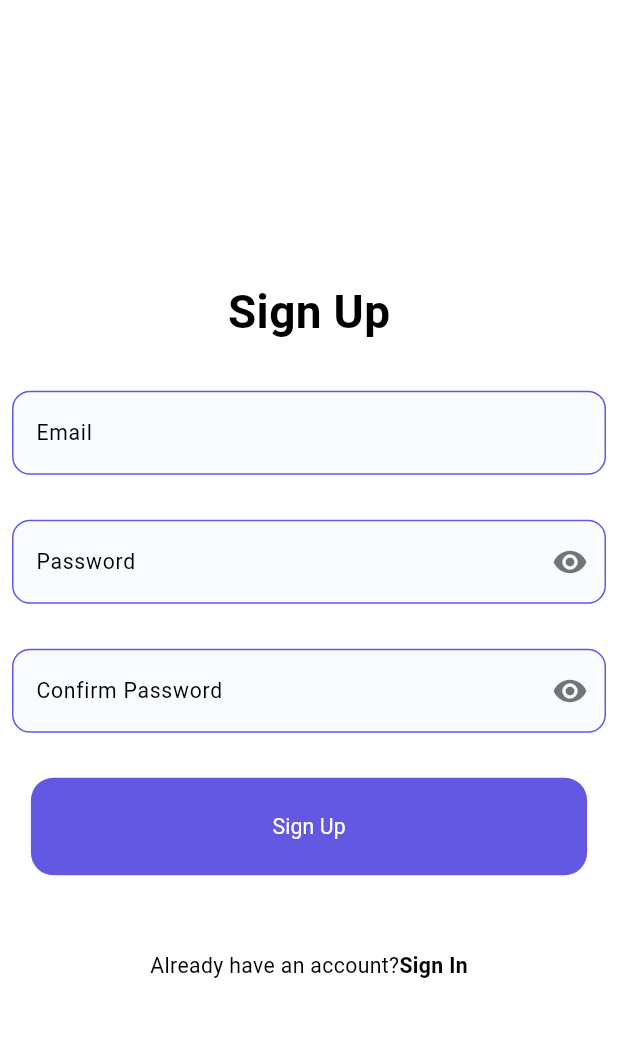
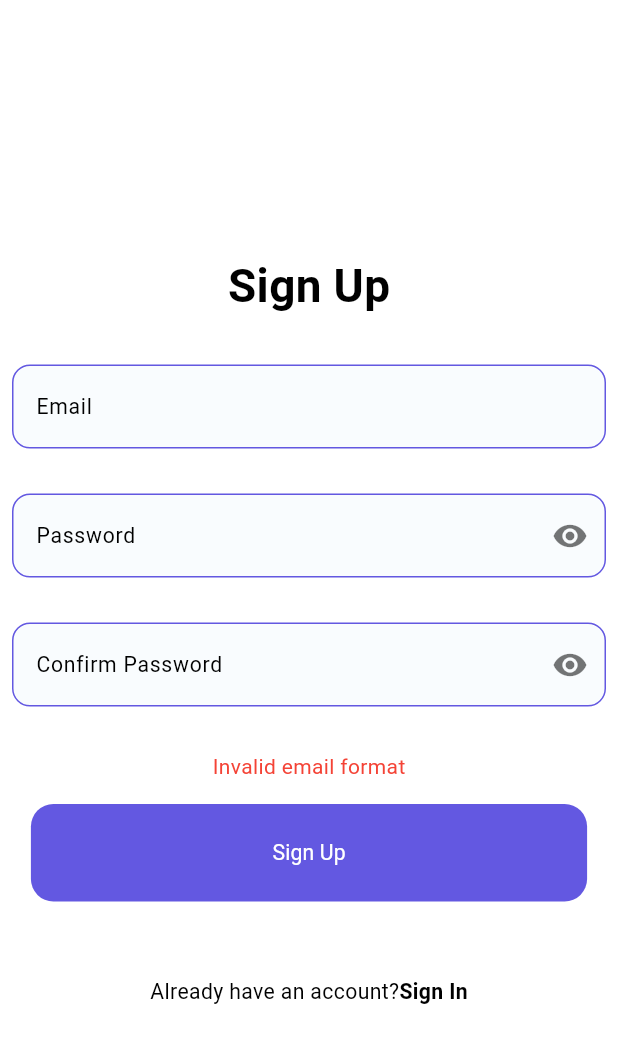
Before and after one commit to Mohamedgamaal16/code_alpha_fitness_app, a Flutter app: the SignUpView screen opened by its route, after a tap on "Sign Up", on a phone screen of 412 x 824 dp. Shown: the top 1043 px of the screen. Run offline on Flutter 3.47's test engine with Material 3 defaults, Android fonts, the light colour scheme and no system bars; our stand-ins replace animated_text_kit, bloc, dartz, firebase_auth, firebase_core, flutter_bloc and 6 more; accounts and stored records are empty; Roboto replaces fonts that are missing (NotoSansKR).

Commit message:
auth done ui and logic and islogged in and is onBoarding done to enhance user exp

```diff
--- a/lib/features/auth/data/repos/auth_repo_imbl.dart
+++ b/lib/features/auth/data/repos/auth_repo_imbl.dart
@@ -1,26 +1,36 @@
 import 'package:dartz/dartz.dart';
 import 'package:firebase_auth/firebase_auth.dart';
 import 'package:fitness_app/features/auth/data/repos/auth_repo.dart';
+import 'package:get_it/get_it.dart';
+import 'package:shared_preferences/shared_preferences.dart';
 
 class AuthRepoImpl implements AuthRepository {
   final FirebaseAuth auth = FirebaseAuth.instance;
+  final SharedPreferences sharedPreferences = GetIt.instance<SharedPreferences>();
 
   @override
-  Future<Either<String,String>> signUp(
-      {required String email, required String password, required String confirmPassword}) async {
-    // Validate email format
+  Future<Either<String, String>> signUp({
+    required String email,
+    required String password,
+    required String confirmPassword,
+  }) async {
     if (!_isValidEmail(email)) {
-      return left("Invalid email format") ;
+      return left("Invalid email format");
     }
 
-    // Check if passwords match
     if (password != confirmPassword) {
       return left("Passwords do not match");
     }
 
     try {
       final UserCredential response = await auth.createUserWithEmailAndPassword(
-          email: email, password: password);
+        email: email,
+        password: password,
+      );
+
+      // Mark user as logged in
+      await sharedPreferences.setBool('isLoggedIn', true);
+
       return right("Sign-up successful: ${response.user?.email}");
     } on FirebaseAuthException catch (e) {
       return left(_handleFirebaseAuthException(e));
@@ -30,7 +40,7 @@ class AuthRepoImpl implements AuthRepository {
   }
 
   @override
-  Future<Either<String,String>> resetPassword({required String email}) async {
+  Future<Either<String, String>> resetPassword({required String email}) async {
     if (!_isValidEmail(email)) {
       return left("Invalid email format");
     }
@@ -46,15 +56,23 @@ class AuthRepoImpl implements AuthRepository {
   }
 
   @override
-  Future<Either<String,String>> signIn(
-      {required String email, required String password}) async {
+  Future<Either<String, String>> signIn({
+    required String email,
+    required String password,
+  }) async {
     if (!_isValidEmail(email)) {
       return left("Invalid email format");
     }
 
     try {
       final UserCredential response = await auth.signInWithEmailAndPassword(
-          email: email, password: password);
+        email: email,
+        password: password,
+      );
+
+      // Mark user as logged in
+      await sharedPreferences.setBool('isLoggedIn', true);
+
       return right("Sign-in successful: ${response.user?.email}");
     } on FirebaseAuthException catch (e) {
       return left(_handleFirebaseAuthException(e));
@@ -63,13 +81,12 @@ class AuthRepoImpl implements AuthRepository {
     }
   }
 
-  // Utility method to validate email format
   bool _isValidEmail(String email) {
-    final emailRegex = RegExp(r"^[a-zA-Z0-9.a-zA-Z0-9.!#$%&'*+/=?^_`{|}~-]+@[a-zA-Z0-9]+\.[a-zA-Z]+");
+    final emailRegex = RegExp(
+        r"^[a-zA-Z0-9.a-zA-Z0-9.!#$%&'*+/=?^_`{|}~-]+@[a-zA-Z0-9]+\.[a-zA-Z]+");
     return emailRegex.hasMatch(email);
   }
 
-  // Utility method to handle FirebaseAuthException
   String _handleFirebaseAuthException(FirebaseAuthException e) {
     switch (e.code) {
       case 'invalid-email':
--- a/lib/features/auth/presention/view/widgets/sign_up_view_body.dart
+++ b/lib/features/auth/presention/view/widgets/sign_up_view_body.dart
@@ -3,6 +3,7 @@ import 'package:fitness_app/core/utils/app_styles.dart';
 import 'package:fitness_app/core/widgets/custom_button.dart';
 import 'package:fitness_app/core/widgets/custom_input_field.dart';
 import 'package:fitness_app/core/widgets/custom_sign_footer.dart';
+import 'package:fitness_app/core/widgets/loading_indicator.dart';
 import 'package:fitness_app/features/auth/presention/view_model/cubit/auth_cubit.dart';
 import 'package:flutter/material.dart';
 import 'package:flutter_bloc/flutter_bloc.dart';
@@ -13,17 +14,11 @@ class SignUpViewBody extends StatelessWidget {
 
   @override
   Widget build(BuildContext context) {
-
     return BlocConsumer<AuthCubit, AuthState>(
       listener: (context, state) {
         if (state is AuthSuccess) {
-          GoRouter.of(context).push(AppRouter.kHomeView);
-        } else if (state is AuthFailure) {
-          ScaffoldMessenger.of(context).showSnackBar(
-            SnackBar(
-              content: Text(state.error),
-            ),
-          );
+
+          GoRouter.of(context).pushReplacement(AppRouter.kHomeView);
         }
       },
       builder: (context, state) {
@@ -59,9 +54,24 @@ class SignUpViewBody extends StatelessWidget {
                   hintText: "********",
                   obscureText: true,
                   suffixIcon: true,
+                ),                const SizedBox(height: 30),
+
+                state is AuthFailure
+                    ? Column(
+                      children: [
+                        Text(
+                            state.error,
+                            style: const TextStyle(color: Colors.red),
                           ),
-                const SizedBox(height: 30),
-                SizedBox(
+                          const SizedBox(height: 15,)
+                      ],
+                    )
+                    : Container(),
+
+
+                state is AuthLoading
+                    ? const CustomLoadingIndicator()
+                    : SizedBox(
                         width: MediaQuery.of(context).size.width * 0.9,
                         child: CustomButton(
                           labelName: "Sign Up",
@@ -74,8 +84,7 @@ class SignUpViewBody extends StatelessWidget {
                 CustomSignFooter(
                   pageName: "Sign In",
                   onTap: () {
-                    GoRouter.of(context)
-                        .pushReplacement(AppRouter.kSignInView);
+                    GoRouter.of(context).pushReplacement(AppRouter.kSignInView);
                   },
                   sentence: "Already have an account?",
                 ),
--- a/lib/features/auth/presention/view_model/cubit/auth_cubit.dart
+++ b/lib/features/auth/presention/view_model/cubit/auth_cubit.dart
@@ -24,8 +24,8 @@ class AuthCubit extends Cubit<AuthState> {
         password: signUpPassword.text,
         confirmPassword: signUpConfirmPassword.text,
       );
-      result.fold((error) => AuthFailure(error: error),
-          (success) => AuthSuccess(message: success));
+      result.fold((error) => emit(AuthFailure(error: error)),
+          (success) => emit(AuthSuccess(message: success)));
     } catch (e) {
       emit(AuthFailure(error: e.toString()));
     }
@@ -37,8 +37,8 @@ class AuthCubit extends Cubit<AuthState> {
     try {
       final result = await authRepoImpl.signIn(
           email: signInEmail.text, password: signINPassword.text);
-      result.fold((error) => AuthFailure(error: error),
-          (success) => AuthSuccess(message: success));
+      result.fold((error) => emit(AuthFailure(error: error)),
+          (success) => emit(AuthSuccess(message: success)));
     } catch (e) {
       emit(AuthFailure(error: e.toString()));
     }
@@ -49,8 +49,8 @@ class AuthCubit extends Cubit<AuthState> {
 
     try {
       final result = await authRepoImpl.resetPassword(email: resetEmail.text);
-      result.fold((error) => AuthFailure(error: error),
-          (success) => AuthSuccess(message: success));
+        result.fold((error) => emit(AuthFailure(error: error)),
+          (success) => emit(AuthSuccess(message: success)));
     } catch (e) {
       emit(AuthFailure(error: e.toString()));
     }
--- a/lib/main.dart
+++ b/lib/main.dart
@@ -1,5 +1,6 @@
 import 'package:firebase_core/firebase_core.dart';
 import 'package:fitness_app/core/utils/app_router.dart';
+import 'package:fitness_app/core/utils/service_locator.dart';
 import 'package:flutter/material.dart';
 import 'package:flutter/services.dart';
 
@@ -8,7 +9,8 @@ void main() async {
   SystemChrome.setPreferredOrientations([
     DeviceOrientation.portraitUp,
     DeviceOrientation.portraitDown,
-  ]);
+  ]);  await setupServiceLocator();
+
   await Firebase.initializeApp();
   runApp(const FitnessApp());
 }
```
Also changed, not shown: lib/core/utils/service_locator.dart (+4 -8 lines), lib/features/auth/presention/view/reset_password_view.dart (+3 -8 lines), lib/features/auth/presention/view/widgets/reset_password_view_body.dart (+76 -70 lines), lib/features/auth/presention/view/widgets/sign_in_view_body.dart (+15 -9 lines), lib/features/onboarding/peresntion/views/widgets/on_boarding_screen_body.dart (+14 -4 lines), lib/features/splash/peresetntaion/views/widgets/splash_view_body.dart (+18 -9 lines). Lines whose indentation alone changed are shown as unchanged.
